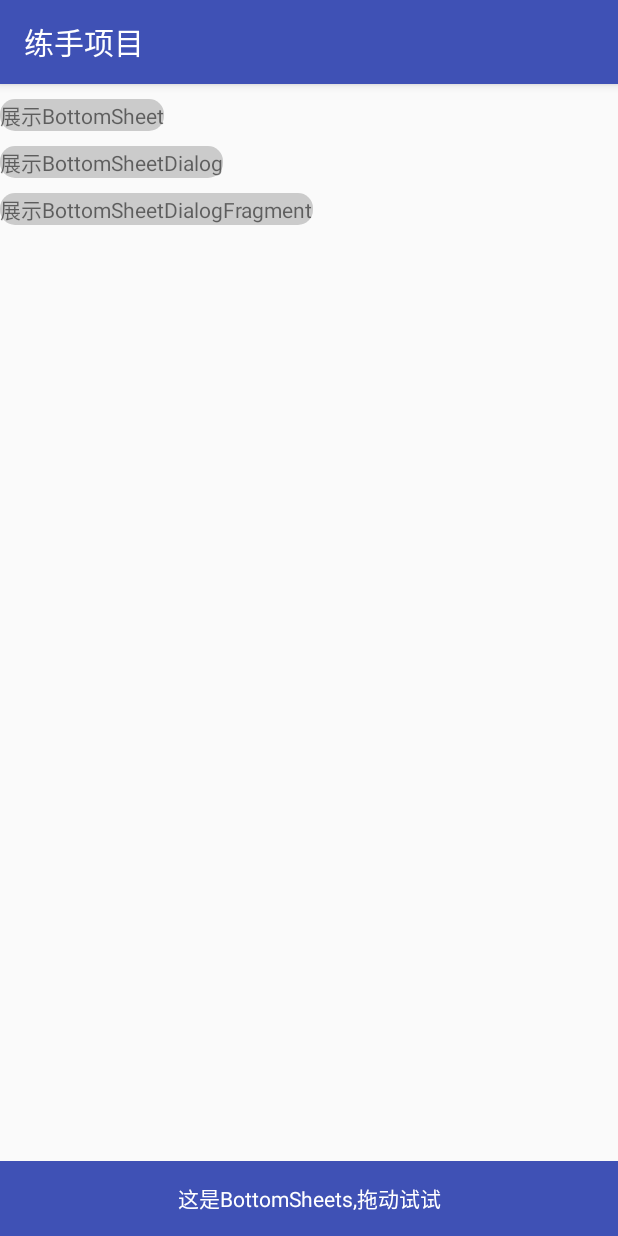
After one commit to chenyuexueer/MyTestProject, an Android app: the BottomSheetActivity screen opened directly, with no data from a screen before it, on a phone screen of 412 x 824 dp. The commit adds this screen. Run offline under Robolectric (Android 15) with nearby library versions, the phone set to English and light mode, and no system bars.

Commit message:
BootomSheet的简单使用

```diff
--- a/app/src/main/AndroidManifest.xml
+++ b/app/src/main/AndroidManifest.xml
@@ -90,6 +90,7 @@
         <activity
             android:theme="@style/AppTheme.NoActionBar"
             android:name=".drawerlayout_navigation_toolbar.DrawerLayoutOtherActivity"/>
+        <activity android:name=".bottomsheet.BottomSheetActivity"/>
     </application>
 
 </manifest>
--- a/app/src/main/java/wlj/myapplication/MainActivity.java
+++ b/app/src/main/java/wlj/myapplication/MainActivity.java
@@ -5,6 +5,7 @@ import android.os.Bundle;
 import android.support.v7.app.AppCompatActivity;
 import android.view.View;
 
+import wlj.myapplication.bottomsheet.BottomSheetActivity;
 import wlj.myapplication.drawerlayout_navigation_toolbar.DrawerLayoutActivityDemo;
 import wlj.myapplication.mvp_demo.test.view.TestMVPActviity;
 import wlj.myapplication.my_dialg_view_test.MyViewTestActivity;
@@ -59,6 +60,9 @@ public class MainActivity extends AppCompatActivity {
             case R.id.drawerlayout:
                 startActivity(new Intent(this, DrawerLayoutActivityDemo.class));
                 break;
+            case R.id.bottom_sheet:
+                startActivity(new Intent(this, BottomSheetActivity.class));
+                break;
         }
     }
 }
--- /dev/null
+++ b/app/src/main/java/wlj/myapplication/bottomsheet/BottomSheetActivity.java
@@ -0,0 +1,63 @@
+package wlj.myapplication.bottomsheet;
+
+import android.os.Bundle;
+import android.support.annotation.NonNull;
+import android.support.annotation.Nullable;
+import android.support.design.widget.BottomSheetBehavior;
+import android.support.design.widget.BottomSheetDialog;
+import android.support.v7.app.AppCompatActivity;
+import android.view.View;
+
+import wlj.myapplication.R;
+
+/**
+ * ================================================
+ * Created by ${chenyuexueer}
+ * 时间： 2018/6/8.
+ * 说明：
+ * ================================================
+ */
+public class BottomSheetActivity extends AppCompatActivity {
+
+    BottomSheetBehavior behavior;
+    @Override
+    protected void onCreate(@Nullable Bundle savedInstanceState) {
+        super.onCreate(savedInstanceState);
+
+        setContentView(R.layout.activity_bottom_sheet);
+        View bottomSheet = findViewById(R.id.bottom_sheet);
+        behavior = BottomSheetBehavior.from(bottomSheet);
+        behavior.setBottomSheetCallback(new BottomSheetBehavior.BottomSheetCallback() {
+            @Override
+            public void onStateChanged(@NonNull View bottomSheet, int newState) {
+                //这里是bottomSheet 状态的改变
+            }
+
+            @Override
+            public void onSlide(@NonNull View bottomSheet, float slideOffset) {
+                //这里是拖拽中的回调，根据slideOffset可以做一些动画
+            }
+        });
+    }
+    public void doclick(View v)
+    {
+        switch (v.getId()) {
+            case R.id.button0:
+                if(behavior.getState() == BottomSheetBehavior.STATE_EXPANDED) {//展开
+                    behavior.setState(BottomSheetBehavior.STATE_COLLAPSED);//关闭
+                }else {
+                    behavior.setState(BottomSheetBehavior.STATE_EXPANDED);//展开
+                }
+                break;
+            case R.id.button1:
+                BottomSheetDialog mBottomSheetDialog = new BottomSheetDialog(this);
+                View view = getLayoutInflater().inflate(R.layout.dialog_bottom_sheet, null);
+                mBottomSheetDialog.setContentView(view);
+                mBottomSheetDialog.show();
+                break;
+            case R.id.button2:
+                new FullSheetDialogFragment().show(getSupportFragmentManager(), "dialog");
+                break;
+        }
+    }
+}
--- /dev/null
+++ b/app/src/main/res/layout/activity_bottom_sheet.xml
@@ -0,0 +1,84 @@
+<?xml version="1.0" encoding="utf-8"?>
+<android.support.design.widget.CoordinatorLayout
+    xmlns:android="http://schemas.android.com/apk/res/android"
+    xmlns:app="http://schemas.android.com/apk/res-auto"
+    android:layout_width="match_parent"
+    android:layout_height="match_parent">
+
+    <LinearLayout
+        android:layout_width="match_parent"
+        android:layout_height="wrap_content"
+        android:orientation="vertical">
+
+        <TextView
+            android:id="@+id/button0"
+            android:layout_width="wrap_content"
+            android:layout_height="wrap_content"
+            android:onClick="doclick"
+            android:background="@drawable/view_onclick_bg"
+            android:layout_marginTop="10dp"
+            android:text="展示BottomSheet"/>
+
+        <TextView
+            android:id="@+id/button1"
+            android:layout_width="wrap_content"
+            android:layout_height="wrap_content"
+            android:onClick="doclick"
+            android:background="@drawable/view_onclick_bg"
+            android:layout_marginTop="10dp"
+            android:text="展示BottomSheetDialog"/>
+
+        <TextView
+            android:id="@+id/button2"
+            android:layout_width="wrap_content"
+            android:layout_height="wrap_content"
+            android:onClick="doclick"
+            android:background="@drawable/view_onclick_bg"
+            android:layout_marginTop="10dp"
+            android:text="展示BottomSheetDialogFragment"/>
+    </LinearLayout>
+    <android.support.v4.widget.NestedScrollView
+        android:id="@+id/bottom_sheet"
+        android:layout_width="match_parent"
+        android:layout_height="wrap_content"
+        app:behavior_hideable="true"
+        app:behavior_peekHeight="50dp"
+        app:layout_behavior="@string/bottom_sheet_behavior">
+
+        <LinearLayout
+            android:layout_width="match_parent"
+            android:layout_height="wrap_content"
+            android:orientation="vertical">
+
+            <TextView
+                android:id="@+id/tv"
+                android:layout_width="match_parent"
+                android:layout_height="50dp"
+                android:background="@color/colorPrimary"
+                android:gravity="center"
+                android:textColor="@android:color/white"
+                android:text="这是BottomSheets,拖动试试"/>
+
+            <ImageView
+                android:layout_width="match_parent"
+                android:layout_height="wrap_content"
+                android:layout_margin="10dp"
+                android:scaleType="centerCrop"
+                android:src="@drawable/banner"/>
+            <TextView
+                android:layout_width="match_parent"
+                android:layout_height="50dp"
+                android:background="@color/colorPrimary"
+                android:gravity="center"
+                android:textColor="@android:color/white"
+                android:text="测试"/>
+
+            <ImageView
+                android:layout_width="match_parent"
+                android:layout_height="wrap_content"
+                android:layout_margin="10dp"
+                android:scaleType="centerCrop"
+                android:src="@drawable/banner"/>
+        </LinearLayout>
+    </android.support.v4.widget.NestedScrollView>
+</android.support.design.widget.CoordinatorLayout>
```
Also changed, not shown: app/src/main/java/wlj/myapplication/bottomsheet/FullSheetDialogFragment.java (added, +50 -0 lines), app/src/main/res/layout/activity_main.xml (+9 -0 lines), app/src/main/res/layout/dialog_bottom_sheet.xml (added, +64 -0 lines), app/src/main/res/drawable-xxhdpi/banner.png (added).
